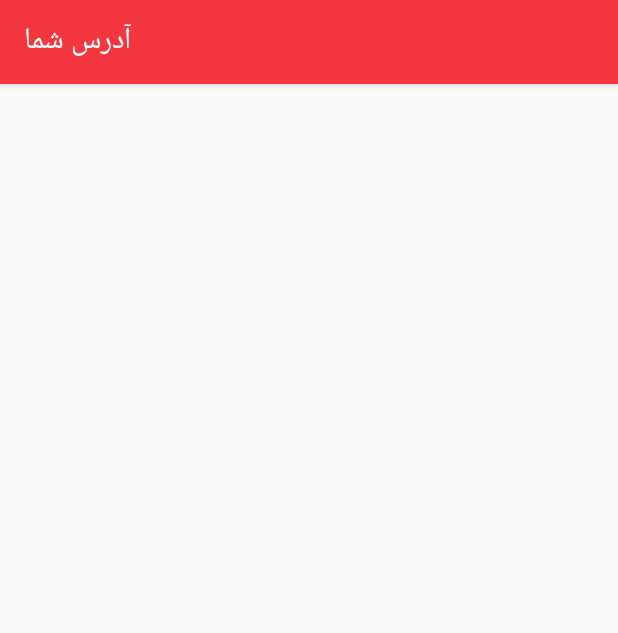
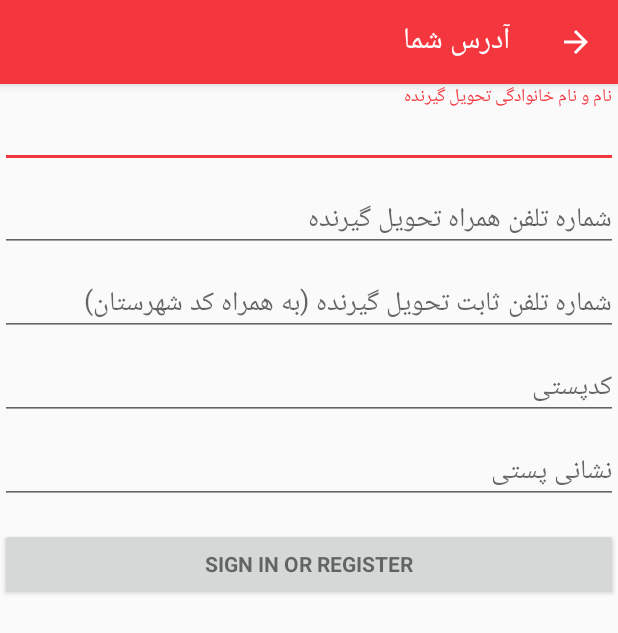
Before and after one commit to mtorabi/OnlineStore, an Android app: the AddressActivity screen opened directly, with no data from a screen before it, on a phone screen of 412 x 824 dp. Shown: the top 633 px of the screen. Run offline under Robolectric (Android 15) with nearby library versions, the phone set to English and light mode, and no system bars.

Commit message:
second commit - library

```diff
--- a/app/src/main/java/com/razanpardazesh/onlinestore/AddressActivity.java
+++ b/app/src/main/java/com/razanpardazesh/onlinestore/AddressActivity.java
@@ -27,13 +27,16 @@ public class AddressActivity extends AppCompatActivity {
         initToolbar();
 
         if (selectedAddress != null)
-            Toast.makeText(this, selectedAddress.getTel(), Toast.LENGTH_SHORT).show();
+            Toast.makeText(this, selectedAddress.getProvince().getName(), Toast.LENGTH_SHORT).show();
     }
 
     public void initToolbar() {
         setContentView(R.layout.activity_address);
         Toolbar toolbar = (Toolbar) findViewById(R.id.toolbar);
         setSupportActionBar(toolbar);
+
+        getSupportActionBar().setDisplayHomeAsUpEnabled(true);
+        getSupportActionBar().setHomeAsUpIndicator(R.drawable.ic_arrow_forward_black_24dp);
     }
 
     public static void openActivity(FragmentActivity act, UserAddress address) {
--- a/app/src/main/java/com/razanpardazesh/onlinestore/data/UserAddress.java
+++ b/app/src/main/java/com/razanpardazesh/onlinestore/data/UserAddress.java
@@ -86,6 +86,8 @@ public class UserAddress implements Parcelable {
         dest.writeString(tel);
         dest.writeString(emergencyTel);
         dest.writeString(postalCode);
+        dest.writeParcelable(province,flags);
+        dest.writeParcelable(city,flags);
     }
 
     public UserAddress(Parcel source) {
@@ -94,6 +96,8 @@ public class UserAddress implements Parcelable {
         this.tel = source.readString();
         this.emergencyTel = source.readString();
         this.postalCode = source.readString();
+        this.province = source.readParcelable(Province.class.getClassLoader());
+        this.city = source.readParcelable(City.class.getClassLoader());
     }
 
     public UserAddress() {
--- a/app/src/main/res/layout/activity_address.xml
+++ b/app/src/main/res/layout/activity_address.xml
@@ -4,6 +4,7 @@
     xmlns:tools="http://schemas.android.com/tools"
     android:layout_width="match_parent"
     android:layout_height="match_parent"
+    android:layoutDirection="rtl"
     android:fitsSystemWindows="true"
     tools:context="com.razanpardazesh.onlinestore.AddressActivity">
 
--- a/app/src/main/res/layout/content_address.xml
+++ b/app/src/main/res/layout/content_address.xml
@@ -1,16 +1,115 @@
 <?xml version="1.0" encoding="utf-8"?>
-<RelativeLayout xmlns:android="http://schemas.android.com/apk/res/android"
+<LinearLayout xmlns:android="http://schemas.android.com/apk/res/android"
     xmlns:app="http://schemas.android.com/apk/res-auto"
     xmlns:tools="http://schemas.android.com/tools"
     android:id="@+id/content_address"
     android:layout_width="match_parent"
     android:layout_height="match_parent"
-    android:paddingBottom="@dimen/activity_vertical_margin"
-    android:paddingLeft="@dimen/activity_horizontal_margin"
-    android:paddingRight="@dimen/activity_horizontal_margin"
-    android:paddingTop="@dimen/activity_vertical_margin"
     app:layout_behavior="@string/appbar_scrolling_view_behavior"
     tools:context="com.razanpardazesh.onlinestore.AddressActivity"
     tools:showIn="@layout/activity_address">
 
-</RelativeLayout>
+    <!-- Login progress -->
+    <ProgressBar
+        android:id="@+id/vProgress"
+        style="?android:attr/progressBarStyleLarge"
+        android:layout_width="wrap_content"
+        android:layout_height="wrap_content"
+        android:layout_marginBottom="8dp"
+        android:visibility="gone" />
+
+    <ScrollView
+        android:id="@+id/address_form"
+        android:layout_width="match_parent"
+        android:layout_height="match_parent">
+
+        <LinearLayout
+            android:id="@+id/address_box"
+            android:layout_width="match_parent"
+            android:layout_height="wrap_content"
+            android:orientation="vertical">
+
+            <android.support.design.widget.TextInputLayout
+                android:layout_width="match_parent"
+                android:layout_height="wrap_content">
+
+                <AutoCompleteTextView
+                    android:id="@+id/txtName"
+                    android:layout_width="match_parent"
+                    android:layout_height="wrap_content"
+                    android:hint="@string/transfereeName"
+                    android:inputType="text"
+                    android:maxLines="1"
+                    android:singleLine="true" />
+
+            </android.support.design.widget.TextInputLayout>
+
+            <android.support.design.widget.TextInputLayout
+                android:layout_width="match_parent"
+                android:layout_height="wrap_content">
+
+                <EditText
+                    android:id="@+id/txtEmergencyTel"
+                    android:layout_width="match_parent"
+                    android:layout_height="wrap_content"
+                    android:hint="@string/transfereeEmergencyTel"
+                    android:inputType="text"
+                    android:maxLines="1"
+                    android:singleLine="true" />
+
+            </android.support.design.widget.TextInputLayout>
+
+            <android.support.design.widget.TextInputLayout
+                android:layout_width="match_parent"
+                android:layout_height="wrap_content">
+
+                <EditText
+                    android:id="@+id/txtHomeTel"
+                    android:layout_width="match_parent"
+                    android:layout_height="wrap_content"
+                    android:hint="@string/transfereeTel_withCode"
+                    android:inputType="text"
+                    android:maxLines="1"
+                    android:singleLine="true" />
+
+            </android.support.design.widget.TextInputLayout>
+            <android.support.design.widget.TextInputLayout
+                android:layout_width="match_parent"
+                android:layout_height="wrap_content">
+
+                <EditText
+                    android:id="@+id/txtPostalCode"
+                    android:layout_width="match_parent"
+                    android:layout_height="wrap_content"
+                    android:hint="@string/postal_code"
+                    android:inputType="text"
+                    android:maxLines="1"
+                    android:singleLine="true" />
+
+            </android.support.design.widget.TextInputLayout>
+            <android.support.design.widget.TextInputLayout
+                android:layout_width="match_parent"
+                android:layout_height="wrap_content">
+
+                <EditText
+                    android:id="@+id/txtAddress"
+                    android:layout_width="match_parent"
+                    android:layout_height="wrap_content"
+                    android:hint="@string/postalAddress"
+                    android:inputType="text"
+                    android:maxLines="1"
+                    android:singleLine="true" />
+
+            </android.support.design.widget.TextInputLayout>
+            <Button
+                android:id="@+id/email_sign_in_button"
+                style="?android:textAppearanceSmall"
+                android:layout_width="match_parent"
+                android:layout_height="wrap_content"
+                android:layout_marginTop="16dp"
+                android:text="@string/action_sign_in"
+                android:textStyle="bold" />
+
+        </LinearLayout>
+    </ScrollView>
+</LinearLayout>
--- a/app/src/main/res/values/strings.xml
+++ b/app/src/main/res/values/strings.xml
@@ -39,5 +39,23 @@
     <string name="change_address">تغییر آدرس</string>
     <string name="remove_last_product_question">آیا مایل به حذف این کالا از سبد خرید خود هستید؟</string>
     <string name="title_activity_address">آدرس شما</string>
+    <string name="title_activity_login">ورود</string>
+    <string name="transfereeName">نام و نام خانوادگی تحویل گیرنده</string>
+    <string name="transfereeTel_withCode">شماره تلفن ثابت تحویل گیرنده (به همراه کد شهرستان)</string>
+    <string name="transfereeEmergencyTel">شماره تلفن همراه تحویل گیرنده</string>
+    <string name="postalAddress">نشانی پستی</string>
+
+    <!-- Strings related to login -->
+    <string name="prompt_email">Email</string>
+    <string name="prompt_password">Password (optional)</string>
+    <string name="action_sign_in">Sign in or register</string>
+    <string name="action_sign_in_short">Sign in</string>
+    <string name="error_invalid_email">This email address is invalid</string>
+    <string name="error_invalid_password">This password is too short</string>
+    <string name="error_incorrect_password">This password is incorrect</string>
+    <string name="error_field_required">This field is required</string>
+    <string name="permission_rationale">"Contacts permissions are needed for providing email
+        completions."
+    </string>
 
 </resources>
```
Also changed, not shown: app/src/main/AndroidManifest.xml (+9 -1 lines), app/src/main/java/com/razanpardazesh/onlinestore/LoginActivity.java (added, +349 -0 lines), app/src/main/java/com/razanpardazesh/onlinestore/data/City.java (+35 -1 lines), app/src/main/java/com/razanpardazesh/onlinestore/data/Province.java (+37 -1 lines), app/src/main/res/layout/activity_login.xml (added, +77 -0 lines).
